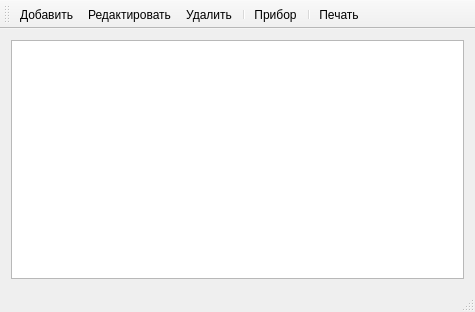
The window that mainwindow.ui (mishapk/EKSerial) describes before a commit, drawn with Qt 5.
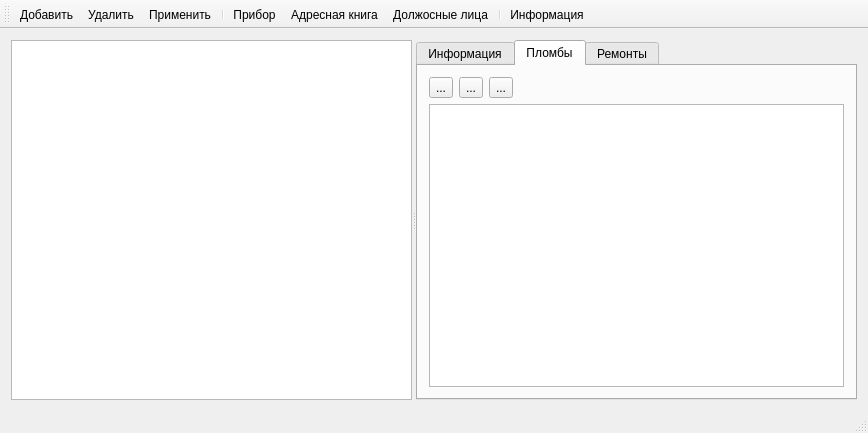
The same window after the commit. Icons and pictures are not drawn.

The edit to the form file:
```diff
--- a/mainwindow.ui
+++ b/mainwindow.ui
@@ -6,8 +6,8 @@
    <rect>
     <x>0</x>
     <y>0</y>
-    <width>475</width>
-    <height>312</height>
+    <width>868</width>
+    <height>433</height>
    </rect>
   </property>
   <property name="windowTitle">
@@ -18,9 +18,89 @@
     <normaloff>:/images/images/png/24x24/Table.png</normaloff>:/images/images/png/24x24/Table.png</iconset>
   </property>
   <widget class="QWidget" name="centralWidget">
-   <layout class="QHBoxLayout" name="horizontalLayout">
+   <layout class="QVBoxLayout" name="verticalLayout">
     <item>
-     <widget class="QTableView" name="tableView"/>
+     <widget class="QSplitter" name="splitter">
+      <property name="orientation">
+       <enum>Qt::Horizontal</enum>
+      </property>
+      <widget class="QTableView" name="tableView">
+       <property name="sizePolicy">
+        <sizepolicy hsizetype="Expanding" vsizetype="Expanding">
+         <horstretch>0</horstretch>
+         <verstretch>0</verstretch>
+        </sizepolicy>
+       </property>
+       <property name="baseSize">
+        <size>
+         <width>0</width>
+         <height>0</height>
+        </size>
+       </property>
+      </widget>
+      <widget class="QTabWidget" name="tabWidget">
+       <property name="currentIndex">
+        <number>1</number>
+       </property>
+       <widget class="QWidget" name="tab">
+        <attribute name="title">
+         <string>Информация</string>
+        </attribute>
+       </widget>
+       <widget class="QWidget" name="tab_2">
+        <attribute name="title">
+         <string>Пломбы</string>
+        </attribute>
+        <layout class="QVBoxLayout" name="verticalLayout_2">
+         <item>
+          <layout class="QGridLayout" name="gridLayout">
+           <item row="0" column="0">
+            <widget class="QToolButton" name="toolButton">
+             <property name="text">
+              <string>...</string>
+             </property>
+             <property name="icon">
+              <iconset resource="res.qrc">
+               <normaloff>:/images/images/png/24x24/Add.png</normaloff>:/images/images/png/24x24/Add.png</iconset>
+             </property>
+            </widget>
+           </item>
+           <item row="1" column="0" colspan="4">
+            <widget class="QTableView" name="tableViewStamp"/>
+           </item>
+           <item row="0" column="1">
+            <widget class="QToolButton" name="toolButton_2">
+             <property name="text">
+              <string>...</string>
+             </property>
+             <property name="icon">
+              <iconset resource="res.qrc">
+               <normaloff>:/images/images/png/24x24/Delete.png</normaloff>:/images/images/png/24x24/Delete.png</iconset>
+             </property>
+            </widget>
+           </item>
+           <item row="0" column="2">
+            <widget class="QToolButton" name="toolButton_3">
+             <property name="text">
+              <string>...</string>
+             </property>
+             <property name="icon">
+              <iconset resource="res.qrc">
+               <normaloff>:/images/images/png/24x24/Apply.png</normaloff>:/images/images/png/24x24/Apply.png</iconset>
+             </property>
+            </widget>
+           </item>
+          </layout>
+         </item>
+        </layout>
+       </widget>
+       <widget class="QWidget" name="tab_3">
+        <attribute name="title">
+         <string>Ремонты</string>
+        </attribute>
+       </widget>
+      </widget>
+     </widget>
     </item>
    </layout>
   </widget>
@@ -42,12 +122,14 @@
     <bool>false</bool>
    </attribute>
    <addaction name="action"/>
-   <addaction name="action_2"/>
    <addaction name="action_3"/>
+   <addaction name="action_8"/>
    <addaction name="separator"/>
    <addaction name="action_4"/>
+   <addaction name="action_6"/>
+   <addaction name="action_7"/>
    <addaction name="separator"/>
-   <addaction name="action_5"/>
+   <addaction name="action_9"/>
   </widget>
   <widget class="QStatusBar" name="statusBar"/>
   <action name="action">
@@ -107,6 +189,45 @@
     <string>Печать</string>
    </property>
   </action>
+  <action name="action_6">
+   <property name="icon">
+    <iconset resource="res.qrc">
+     <normaloff>:/images/images/png/24x24/Address book.png</normaloff>:/images/images/png/24x24/Address book.png</iconset>
+   </property>
+   <property name="text">
+    <string>Адресная книга</string>
+   </property>
+  </action>
+  <action name="action_7">
+   <property name="icon">
+    <iconset resource="res.qrc">
+     <normaloff>:/images/images/png/24x24/Boss.png</normaloff>:/images/images/png/24x24/Boss.png</iconset>
+   </property>
+   <property name="text">
+    <string>Должосные лица</string>
+   </property>
+  </action>
+  <action name="action_8">
+   <property name="icon">
+    <iconset resource="res.qrc">
+     <normaloff>:/images/images/png/24x24/Apply.png</normaloff>:/images/images/png/24x24/Apply.png</iconset>
+   </property>
+   <property name="text">
+    <string>Применить</string>
+   </property>
+  </action>
+  <action name="action_9">
+   <property name="checkable">
+    <bool>true</bool>
+   </property>
+   <property name="icon">
+    <iconset resource="res.qrc">
+     <normaloff>:/images/images/png/24x24/Info.png</normaloff>:/images/images/png/24x24/Info.png</iconset>
+   </property>
+   <property name="text">
+    <string>Информация</string>
+   </property>
+  </action>
  </widget>
  <layoutdefault spacing="6" margin="11"/>
  <resources>
```
Left out of the diff: 7 changed lines with no effect on the pictures.
